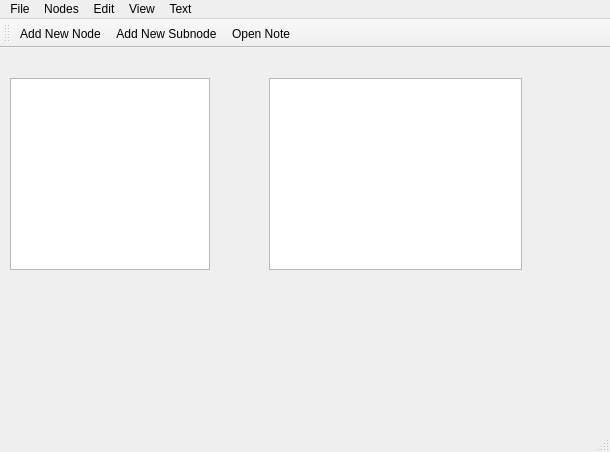
First picture: the form in 3_Solution/TestConexiune/QClient/QClient.ui, repository Aleexuta/POO-Proiect-NOrg, before the edit.
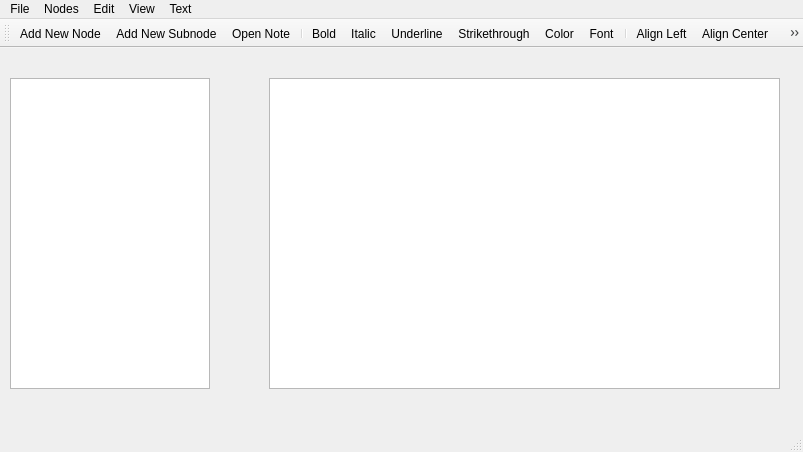
Second picture: the form after the edit. Icons and pictures are not drawn.

```diff
--- a/3_Solution/TestConexiune/QClient/QClient.ui
+++ b/3_Solution/TestConexiune/QClient/QClient.ui
@@ -6,7 +6,7 @@
    <rect>
     <x>0</x>
     <y>0</y>
-    <width>610</width>
+    <width>803</width>
     <height>452</height>
    </rect>
   </property>
@@ -23,7 +23,7 @@
       <x>10</x>
       <y>30</y>
       <width>200</width>
-      <height>192</height>
+      <height>311</height>
      </rect>
     </property>
     <property name="sizePolicy">
@@ -95,8 +95,8 @@
      <rect>
       <x>269</x>
       <y>30</y>
-      <width>253</width>
-      <height>192</height>
+      <width>511</width>
+      <height>311</height>
      </rect>
     </property>
     <property name="autoFillBackground">
@@ -109,7 +109,7 @@
     <rect>
      <x>0</x>
      <y>0</y>
-     <width>610</width>
+     <width>803</width>
      <height>26</height>
     </rect>
    </property>
@@ -183,6 +183,18 @@
    <addaction name="actionAdd_New_Node"/>
    <addaction name="actionAdd_New_Subnode"/>
    <addaction name="actionOpen_Note"/>
+   <addaction name="separator"/>
+   <addaction name="actionBold"/>
+   <addaction name="actionItalic"/>
+   <addaction name="actionUnderline"/>
+   <addaction name="actionStrikeout"/>
+   <addaction name="actionColor"/>
+   <addaction name="actionFont"/>
+   <addaction name="separator"/>
+   <addaction name="actionAlign_Left"/>
+   <addaction name="actionAlign_Center"/>
+   <addaction name="actionAlign_Right"/>
+   <addaction name="separator"/>
   </widget>
   <widget class="QStatusBar" name="statusBar"/>
   <action name="actionNew">
@@ -435,6 +447,38 @@
     <string>Open Note</string>
    </property>
   </action>
+  <action name="actionAlign_Left">
+   <property name="icon">
+    <iconset resource="Icon_Resource.qrc">
+     <normaloff>:/new/prefix1/Icons/align left.png</normaloff>:/new/prefix1/Icons/align left.png</iconset>
+   </property>
+   <property name="text">
+    <string>Align Left</string>
+   </property>
+  </action>
+  <action name="actionAlign_Center">
+   <property name="icon">
+    <iconset resource="Icon_Resource.qrc">
+     <normaloff>:/new/prefix1/Icons/align_center.png</normaloff>:/new/prefix1/Icons/align_center.png</iconset>
+   </property>
+   <property name="text">
+    <string>Align Center</string>
+   </property>
+  </action>
+  <action name="actionAlign_Right">
+   <property name="icon">
+    <iconset resource="Icon_Resource.qrc">
+     <normaloff>:/new/prefix1/Icons/align_right.png</normaloff>:/new/prefix1/Icons/align_right.png</iconset>
+   </property>
+   <property name="text">
+    <string>Align Right</string>
+   </property>
+  </action>
+  <action name="action_Insert_List">
+   <property name="text">
+    <string>Insert Bulleted List</string>
+   </property>
+  </action>
  </widget>
  <layoutdefault spacing="6" margin="11"/>
  <resources>
```
Left out of the diff: 9 changed lines with no effect on the pictures.
